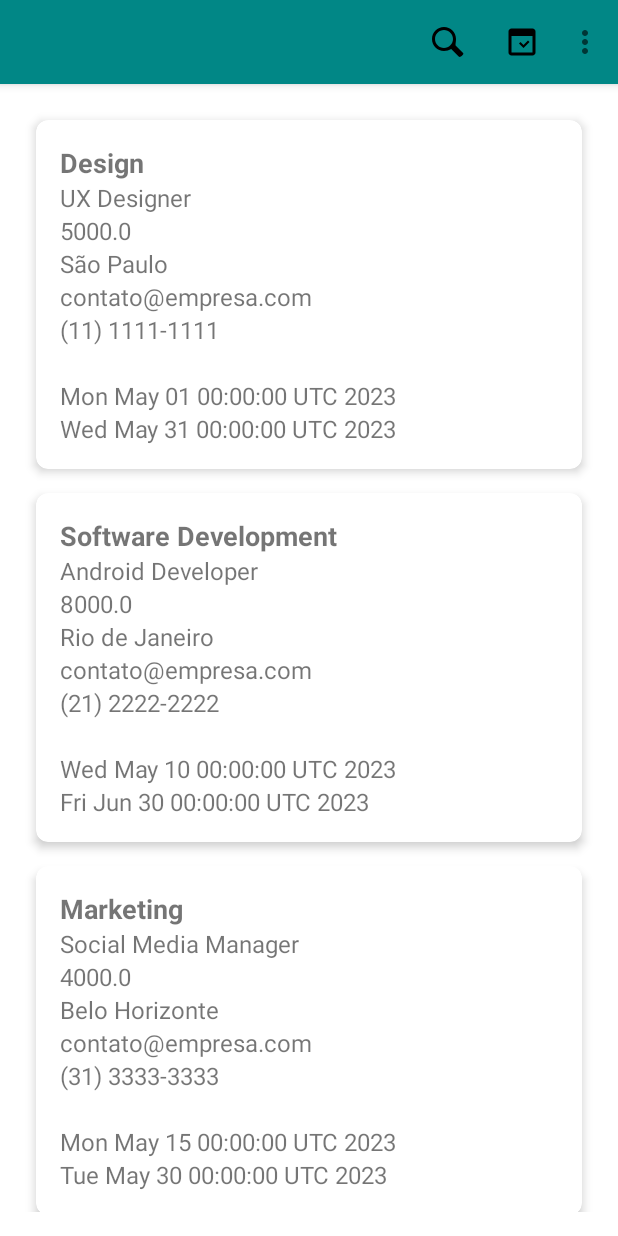
After one commit to DiegoManucci/UNAERP-Desafio-5-Etapa, an Android app: the BaseActivity screen opened directly, with no data from a screen before it, on a phone screen of 412 x 824 dp. The commit adds this screen. Run offline under Robolectric (Android 15) with nearby library versions, the phone set to English and light mode, and no system bars.

Commit message:
Começando Fragment Listagem de Vagas

```diff
--- /dev/null
+++ b/app/app/src/main/java/com/unaerp/desafio/BaseActivity.kt
@@ -0,0 +1,39 @@
+package com.unaerp.desafio
+
+import com.unaerp.desafio.R
+import com.unaerp.desafio.ListaVagasFragment
+import android.os.Bundle
+import androidx.appcompat.app.AppCompatActivity
+import androidx.fragment.app.Fragment
+import androidx.fragment.app.FragmentManager
+import androidx.fragment.app.FragmentTransaction
+
+
+class BaseActivity : AppCompatActivity() {
+    override fun onCreate(savedInstanceState: Bundle?) {
+        super.onCreate(savedInstanceState)
+        setContentView(R.layout.activity_base)
+
+        // Pega o FragmentManager
+        val fragmentManager: FragmentManager = supportFragmentManager
+
+        // Abre uma transação e adiciona
+        val fragmentTransaction: FragmentTransaction = fragmentManager.beginTransaction()
+        fragmentTransaction.add(R.id.fragment_content, ListaVagasFragment())
+        fragmentTransaction.commit()
+
+        // Substitui um Fragment
+//        val ft: FragmentTransaction = fragmentManager.beginTransaction()
+//        ft.replace(R.id.fragment_content, MainFragment())
+//        ft.commit()
+
+        // Remove um Fragment
+//        val fragment: Fragment? = fragmentManager.findFragmentById(R.id.fragment_content)
+//        val fragmentTransaction: FragmentTransaction = fragmentManager.beginTransaction()
+//        if (fragment != null) {
+//            ft.remove(fragment)
+//        }
+//        ft.commit()
+
+    }
+}
--- a/app/app/src/main/java/com/unaerp/desafio/CadastroActivity.kt
+++ b/app/app/src/main/java/com/unaerp/desafio/CadastroActivity.kt
@@ -11,7 +11,7 @@ import com.google.android.material.button.MaterialButtonToggleGroup
 class CadastroActivity : AppCompatActivity() {
     override fun onCreate(savedInstanceState: Bundle?) {
         super.onCreate(savedInstanceState)
-        setContentView(R.layout.cadastro)
+        setContentView(R.layout.activity_cadastro)
 
         // Initialize views
         var nameEditText = findViewById<EditText>(R.id.name_input)
@@ -40,7 +40,7 @@ class CadastroActivity : AppCompatActivity() {
         var loginMessage = findViewById<TextView>(R.id.login_account_message)
 
         loginMessage.setOnClickListener {
-            val intent = Intent(this, MainActivity::class.java)
+            val intent = Intent(this, LoginActivity::class.java)
             startActivity(intent)
         }
     }
--- /dev/null
+++ b/app/app/src/main/java/com/unaerp/desafio/ListaVagasFragment.kt
@@ -0,0 +1,111 @@
+package com.unaerp.desafio
+
+import com.unaerp.desafio.R
+import android.os.Bundle
+import android.view.*
+import androidx.fragment.app.Fragment
+import androidx.recyclerview.widget.LinearLayoutManager
+import androidx.recyclerview.widget.RecyclerView
+import com.google.android.material.appbar.MaterialToolbar
+import java.text.SimpleDateFormat
+import java.util.*
+
+
+class ListaVagasFragment : Fragment() {
+
+    private lateinit var recyclerView: RecyclerView
+    private lateinit var vagaListAdapter: VagaAdapter
+
+    val formatter = SimpleDateFormat("dd/MM/yyyy")
+    private var dummyList = listOf(
+        Vaga(
+            "Design",
+            "UX Designer",
+            5000.00,
+            "São Paulo",
+            "contato@empresa.com",
+            "(11) 1111-1111",
+            "Empresa A",
+            formatter.parse("01/05/2023"),
+            formatter.parse("31/05/2023")
+        ),
+        Vaga(
+            "Software Development",
+            "Android Developer",
+            8000.00,
+            "Rio de Janeiro",
+            "contato@empresa.com",
+            "(21) 2222-2222",
+            null,
+            formatter.parse("10/05/2023"),
+            formatter.parse("30/06/2023")
+        ),
+        Vaga(
+            "Marketing",
+            "Social Media Manager",
+            4000.00,
+            "Belo Horizonte",
+            "contato@empresa.com",
+            "(31) 3333-3333",
+            "Empresa B",
+            formatter.parse("15/05/2023"),
+            formatter.parse("30/05/2023")
+        ),
+        Vaga(
+            "Data Science",
+            "Data Analyst",
+            6000.00,
+            "Porto Alegre",
+            "contato@empresa.com",
+            "(51) 4444-4444",
+            null,
+            formatter.parse("01/06/2023"),
+            formatter.parse("30/06/2023")
+        ),
+        Vaga(
+            "Web Development",
+            "Full-Stack Developer",
+            10000.00,
+            "Curitiba",
+            "contato@empresa.com",
+            "(41) 5555-5555",
+            "Empresa C",
+            formatter.parse("01/07/2023"),
+            formatter.parse("31/07/2023")
+        )
+    )
+    private var sortDateState = false
+
+    override fun onCreateView(
+        inflater: LayoutInflater,
+        container: ViewGroup?,
+        savedInstanceState: Bundle?
+    ): View? {
+        val rootView = inflater.inflate(R.layout.fragment_lista_vagas, container, false)
+        recyclerView = rootView.findViewById(R.id.recycler_view_job_list)
+        recyclerView.layoutManager = LinearLayoutManager(requireContext())
+        vagaListAdapter = VagaAdapter(dummyList, object : VagaAdapter.JobItemClickListener {
+            override fun onJobItemClick(vaga: Vaga) {
+                TODO("Not yet implemented")
+            }
+        })
+        recyclerView.adapter = vagaListAdapter
+        return rootView
+    }
+
+    override fun onViewCreated(view: View, savedInstanceState: Bundle?) {
+        super.onViewCreated(view, savedInstanceState)
+        val toolbar = view.findViewById<MaterialToolbar>(R.id.toolbar)
+        toolbar.inflateMenu(R.menu.menu)
+        toolbar.setOnMenuItemClickListener { menuItem ->
+            when (menuItem.itemId) {
+                R.id.action_sort -> {
+                    vagaListAdapter.sortByStartDate(sortDateState)
+                    sortDateState = !sortDateState
+                    true
+                }
+                else -> false
+            }
+        }
+    }
+}
--- a/app/app/src/main/java/com/unaerp/desafio/MainActivity.kt
+++ b/app/app/src/main/java/com/unaerp/desafio/LoginActivity.kt
@@ -5,10 +5,17 @@ import androidx.appcompat.app.AppCompatActivity
 import android.os.Bundle
 import android.widget.TextView
 
-class MainActivity : AppCompatActivity() {
+class LoginActivity : AppCompatActivity() {
     override fun onCreate(savedInstanceState: Bundle?) {
         super.onCreate(savedInstanceState)
-        setContentView(R.layout.activity_main)
+        setContentView(R.layout.activity_login)
+
+        var loginButtom = findViewById<TextView>(R.id.loginButton)
+
+        loginButtom.setOnClickListener {
+            val intent = Intent(this, BaseActivity::class.java)
+            startActivity(intent)
+        }
 
         var cadastroMessage = findViewById<TextView>(R.id.cadastro_message)
 
--- /dev/null
+++ b/app/app/src/main/java/com/unaerp/desafio/Vaga.kt
@@ -0,0 +1,15 @@
+package com.unaerp.desafio
+
+import java.util.*
+
+data class Vaga(
+    val area: String,
+    val description: String,
+    val remuneration: Double,
+    val city: String,
+    val contactEmail: String,
+    val contactPhone: String,
+    val advertiser: String?,
+    val startDate: Date,
+    val endDate: Date
+)
--- /dev/null
+++ b/app/app/src/main/java/com/unaerp/desafio/VagaAdapter.kt
@@ -0,0 +1,65 @@
+package com.unaerp.desafio
+
+import android.view.LayoutInflater
+import android.view.View
+import android.view.ViewGroup
+import android.widget.TextView
+import androidx.recyclerview.widget.RecyclerView
+import java.util.*
+
+class VagaAdapter(private var jobs: List<Vaga>, private val listener: JobItemClickListener) :
+    RecyclerView.Adapter<VagaAdapter.VagaViewHolder>() {
+
+    override fun onCreateViewHolder(parent: ViewGroup, viewType: Int): VagaViewHolder {
+        val view = LayoutInflater.from(parent.context)
+            .inflate(R.layout.card_vaga, parent, false)
+        return VagaViewHolder(view)
+    }
+
+    override fun onBindViewHolder(holder: VagaViewHolder, position: Int) {
+        holder.bind(jobs[position], listener)
+    }
+
+    override fun getItemCount(): Int {
+        return jobs.size
+    }
+
+    class VagaViewHolder(itemView: View) : RecyclerView.ViewHolder(itemView) {
+        private val areaTextView: TextView = itemView.findViewById(R.id.textArea)
+        private val descriptionTextView: TextView = itemView.findViewById(R.id.textDescription)
+        private val locationTextView: TextView = itemView.findViewById(R.id.textLocation)
+        private val remunerationTextView: TextView = itemView.findViewById(R.id.textSalary)
+        private val contactEmailTextView: TextView = itemView.findViewById(R.id.textEmail)
+        private val contactPhoneTextView: TextView = itemView.findViewById(R.id.textPhone)
+        private val startDateTextView: TextView = itemView.findViewById(R.id.textStartDate)
+        private val endDateTextView: TextView = itemView.findViewById(R.id.textEndDate)
+
+        fun bind(vaga: Vaga, listener: JobItemClickListener) {
+            areaTextView.text = vaga.area
+            descriptionTextView.text = vaga.description
+            locationTextView.text = vaga.city
+            remunerationTextView.text = vaga.remuneration.toString()
+            contactEmailTextView.text = vaga.contactEmail
+            contactPhoneTextView.text = vaga.contactPhone
+            startDateTextView.text = vaga.startDate.toString()
+            endDateTextView.text = vaga.endDate.toString()
+
+            itemView.setOnClickListener {
+                listener.onJobItemClick(vaga)
+            }
+        }
+    }
+
+    fun sortByStartDate(desc: Boolean) {
+        if (desc){
+            jobs = jobs.sortedByDescending { it.startDate }
+        } else {
+            jobs = jobs.sortedBy { it.startDate }
+        }
+        notifyDataSetChanged()
+    }
+
+    interface JobItemClickListener {
+        fun onJobItemClick(vaga: Vaga)
+    }
+}
--- /dev/null
+++ b/app/app/src/main/res/drawable/bg_filter.xml
@@ -0,0 +1,7 @@
+<?xml version="1.0" encoding="utf-8"?>
+<shape xmlns:android="http://schemas.android.com/apk/res/android"
+    android:shape="rectangle">
+    <corners android:radius="16dp"/>
+    <solid android:color="#FFFFFF"/>
+    <stroke android:width="1dp" android:color="#CCCCCC"/>
+</shape>
--- /dev/null
+++ b/app/app/src/main/res/drawable/ic_filter.xml
@@ -0,0 +1,16 @@
+<?xml version="1.0" encoding="utf-8"?>
+<vector xmlns:android="http://schemas.android.com/apk/res/android"
+    android:width="24dp"
+    android:height="24dp"
+    android:viewportWidth="24"
+    android:viewportHeight="24">
+
+    <path
+        android:fillColor="#000"
+        android:pathData="M19,3H5C3.9,3 3.01,3.9 3.01,5L3,19C3,20.1 3.9,21 5,21H19C20.1,21 21,20.1 21,19V5C21,3.9 20.1,3 19,3ZM19,19H5V8H19V19Z" />
+
+    <path
+        android:fillColor="#000"
+        android:pathData="M13,16L17,12L16,11L13,14L11,12L10,13L13,16Z" />
+
+</vector>
--- /dev/null
+++ b/app/app/src/main/res/drawable/ic_search.xml
@@ -0,0 +1,10 @@
+<?xml version="1.0" encoding="utf-8"?>
+<vector xmlns:android="http://schemas.android.com/apk/res/android"
+    android:width="24dp"
+    android:height="24dp"
+    android:viewportWidth="24"
+    android:viewportHeight="24"
+    android:tint="@android:color/black">
+    <path android:fillColor="@android:color/white"
+        android:pathData="M20.71,19.29l-4.98,-4.98C15.54,13.4 16,11.78 16,10c0,-4.41 -3.59,-8 -8,-8S0,5.59 0,10s3.59,8 8,8c1.78,0 3.4,-0.46 4.81,-1.27l4.98,4.98c0.39,0.39 1.02,0.39 1.41,0l0,-0C21.1,20.31 21.1,19.68 20.71,19.29zM2,10c0,-3.31 2.69,-6 6,-6s6,2.69 6,6s-2.69,6 -6,6S2,13.31 2,10z"/>
+</vector>
--- /dev/null
+++ b/app/app/src/main/res/layout/activity_base.xml
@@ -0,0 +1,14 @@
+<?xml version="1.0" encoding="utf-8"?>
+<androidx.constraintlayout.widget.ConstraintLayout xmlns:android="http://schemas.android.com/apk/res/android"
+    xmlns:app="http://schemas.android.com/apk/res-auto"
+    xmlns:tools="http://schemas.android.com/tools"
+    android:layout_width="match_parent"
+    android:layout_height="match_parent"
+    tools:context=".BaseActivity">
+
+    <FrameLayout
+        android:id="@+id/fragment_content"
+        android:layout_width="match_parent"
+        android:layout_height="match_parent" />
+
+</androidx.constraintlayout.widget.ConstraintLayout>
--- a/app/app/src/main/res/layout/cadastro.xml
+++ b/app/app/src/main/res/layout/activity_cadastro.xml
@@ -7,7 +7,7 @@
     android:layout_marginHorizontal="16dp"
     android:layout_marginVertical="16dp"
     android:orientation="vertical"
-    tools:context=".MainActivity">
+    tools:context=".LoginActivity">
 
     <ImageView
         android:id="@+id/appLogo"
--- a/app/app/src/main/res/layout/activity_main.xml
+++ b/app/app/src/main/res/layout/activity_login.xml
@@ -8,7 +8,7 @@
     android:layout_height="match_parent"
     android:layout_marginHorizontal="16dp"
     android:layout_marginVertical="16dp"
-    tools:context=".MainActivity">
+    tools:context=".LoginActivity">
 
     <LinearLayout
         android:id="@+id/appLogo"
@@ -86,12 +86,13 @@
         </LinearLayout>
 
         <LinearLayout
-            android:id="@+id/loginButton"
+            android:id="@+id/loginButtonLayout"
             android:layout_width="match_parent"
             android:layout_height="wrap_content"
             android:orientation="vertical"
             android:layout_marginBottom="16dp">
             <com.google.android.material.button.MaterialButton
+                android:id="@+id/loginButton"
                 android:layout_width="match_parent"
                 android:layout_height="wrap_content"
                 android:hint="@string/login_button"
--- /dev/null
+++ b/app/app/src/main/res/layout/card_vaga.xml
@@ -0,0 +1,75 @@
+<?xml version="1.0" encoding="utf-8"?>
+<androidx.cardview.widget.CardView
+    xmlns:android="http://schemas.android.com/apk/res/android"
+    xmlns:app="http://schemas.android.com/apk/res-auto"
+    android:id="@+id/cardView"
+    android:layout_width="match_parent"
+    android:layout_height="wrap_content"
+    android:layout_margin="8dp"
+    app:cardCornerRadius="8dp"
+    app:cardElevation="4dp">
+
+    <LinearLayout
+        android:layout_width="match_parent"
+        android:layout_height="wrap_content"
+        android:orientation="vertical"
+        android:padding="16dp">
+
+        <TextView
+            android:id="@+id/textArea"
+            android:layout_width="match_parent"
+            android:layout_height="wrap_content"
+            android:textSize="18sp"
+            android:textStyle="bold" />
+
+        <TextView
+            android:id="@+id/textDescription"
+            android:layout_width="match_parent"
+            android:layout_height="wrap_content"
+            android:textSize="16sp" />
+
+        <TextView
+            android:id="@+id/textSalary"
+            android:layout_width="match_parent"
+            android:layout_height="wrap_content"
+            android:textSize="16sp" />
+
+        <TextView
+            android:id="@+id/textLocation"
+            android:layout_width="match_parent"
+            android:layout_height="wrap_content"
+            android:textSize="16sp" />
+
+        <TextView
+            android:id="@+id/textEmail"
+            android:layout_width="match_parent"
+            android:layout_height="wrap_content"
+            android:textSize="16sp" />
+
+        <TextView
+            android:id="@+id/textPhone"
+            android:layout_width="match_parent"
+            android:layout_height="wrap_content"
+            android:textSize="16sp" />
+
+        <TextView
+            android:id="@+id/textAnnouncer"
+            android:layout_width="match_parent"
+            android:layout_height="wrap_content"
+            android:textSize="16sp" />
+
+        <TextView
+            android:id="@+id/textStartDate"
+            android:layout_width="match_parent"
+            android:layout_height="wrap_content"
+            android:textSize="16sp" />
+
+        <TextView
+            android:id="@+id/textEndDate"
+            android:layout_width="match_parent"
+            android:layout_height="wrap_content"
+            android:textSize="16sp" />
+
+    </LinearLayout>
+
+</androidx.cardview.widget.CardView>
--- /dev/null
+++ b/app/app/src/main/res/layout/fragment_lista_vagas.xml
@@ -0,0 +1,29 @@
+<?xml version="1.0" encoding="utf-8"?>
+<androidx.constraintlayout.widget.ConstraintLayout xmlns:android="http://schemas.android.com/apk/res/android"
+    xmlns:app="http://schemas.android.com/apk/res-auto"
+    android:layout_width="match_parent"
+    android:layout_height="match_parent">
+
+    <com.google.android.material.appbar.MaterialToolbar
+        android:id="@+id/toolbar"
+        android:layout_width="match_parent"
+        android:layout_height="?attr/actionBarSize"
+        android:background="@color/teal_700"
+        android:elevation="4dp"
+        app:layout_constraintTop_toTopOf="parent"
+        app:menu="@menu/menu"
+        app:titleTextColor="@android:color/white">
+    </com.google.android.material.appbar.MaterialToolbar>
+
+    <androidx.recyclerview.widget.RecyclerView
+        android:id="@+id/recycler_view_job_list"
+        android:layout_width="match_parent"
+        android:layout_height="match_parent"
+        android:layout_marginTop="56dp"
+        android:padding="16dp"
+        app:layoutManager="androidx.recyclerview.widget.LinearLayoutManager"
+        app:layout_constraintEnd_toEndOf="parent"
+        app:layout_constraintStart_toStartOf="parent"
+        app:layout_constraintTop_toTopOf="parent" />
+
+</androidx.constraintlayout.widget.ConstraintLayout>
--- /dev/null
+++ b/app/app/src/main/res/menu/menu.xml
@@ -0,0 +1,16 @@
+<?xml version="1.0" encoding="utf-8"?>
+<menu xmlns:android="http://schemas.android.com/apk/res/android"
+    xmlns:app="http://schemas.android.com/apk/res-auto">
+    <item
+        android:id="@+id/action_search"
+        android:icon="@drawable/ic_search"
+        android:title="Filtro"
+        app:showAsAction="ifRoom|collapseActionView"
+        app:actionViewClass="android.widget.SearchView" />
+
+    <item
+        android:id="@+id/action_sort"
+        android:icon="@drawable/ic_filter"
+        android:title="Ordenar por data"
+        app:showAsAction="ifRoom"/>
+</menu>
--- a/app/app/src/main/res/values/strings.xml
+++ b/app/app/src/main/res/values/strings.xml
@@ -10,4 +10,6 @@
     <string name="input_password">Senha</string>
     <string name="login_button">Entrar</string>
     <string name="cadastro_button">Cadastrar</string>
+    <!-- TODO: Remove or change this placeholder text -->
+    <string name="hello_blank_fragment">Hello blank fragment</string>
 </resources>
--- a/app/app/src/main/res/values/themes.xml
+++ b/app/app/src/main/res/values/themes.xml
@@ -1,6 +1,6 @@
 <resources xmlns:tools="http://schemas.android.com/tools">
     <!-- Base application theme. -->
-    <style name="Theme.UNAERPDesafio5Etapa" parent="Theme.MaterialComponents.DayNight.DarkActionBar">
+    <style name="Theme.UNAERPDesafio5Etapa" parent="Theme.MaterialComponents.DayNight.NoActionBar">
         <!-- Primary brand color. -->
         <item name="colorPrimary">@color/purple_500</item>
         <item name="colorPrimaryVariant">@color/purple_700</item>
```
Also changed, not shown: app/app/src/main/AndroidManifest.xml (+7 -2 lines).
